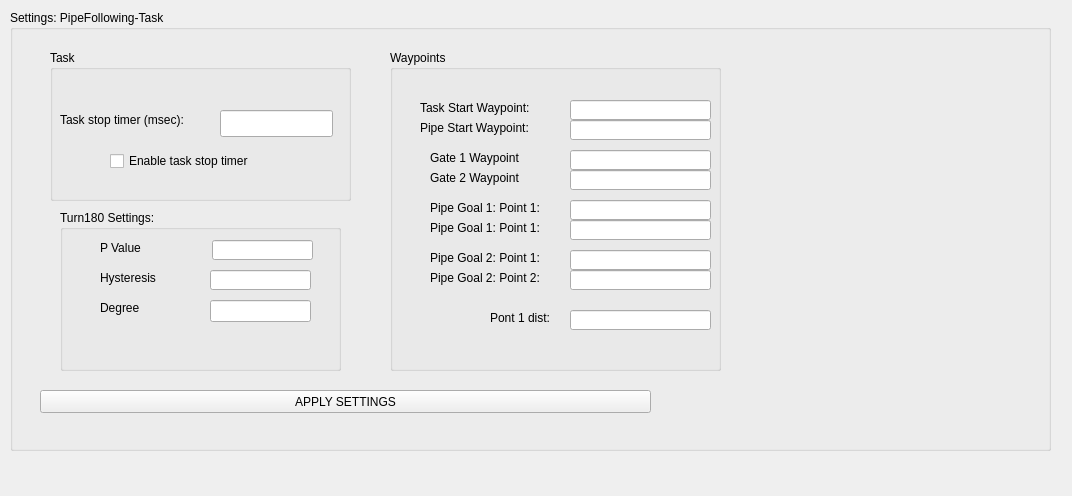
iti-luebeck/HANSE2011, file Hanse/TaskPipeFollowing/taskpipefollowingform.ui: the form before one commit.
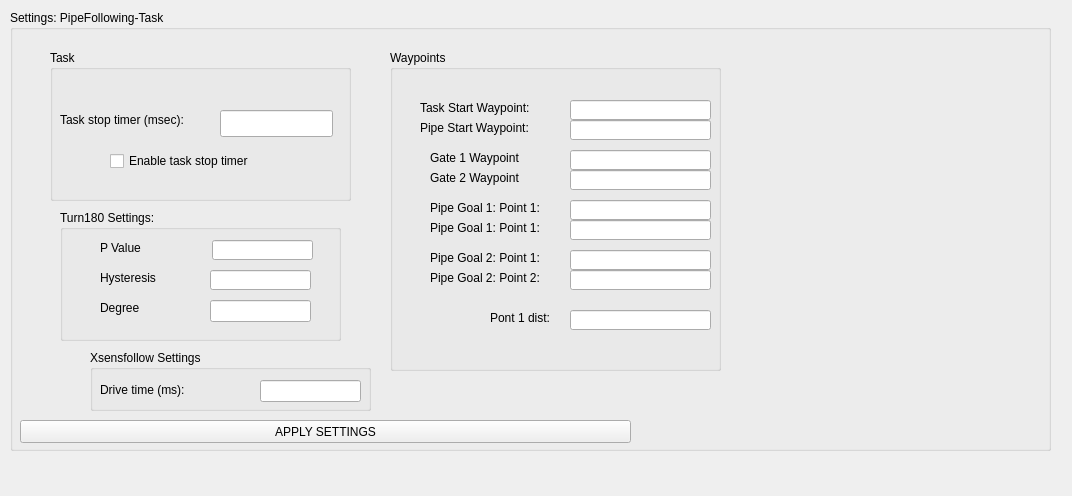
The form after the commit.

Commit message: TaskPipefollowing with Xsensfollowing

Patch:
```diff
--- a/Hanse/TaskPipeFollowing/taskpipefollowingform.ui
+++ b/Hanse/TaskPipeFollowing/taskpipefollowingform.ui
@@ -28,8 +28,8 @@
    <widget class="QPushButton" name="applyButton">
     <property name="geometry">
      <rect>
-      <x>30</x>
-      <y>380</y>
+      <x>10</x>
+      <y>410</y>
       <width>611</width>
       <height>23</height>
      </rect>
@@ -44,7 +44,7 @@
       <x>50</x>
       <y>200</y>
       <width>281</width>
-      <height>161</height>
+      <height>131</height>
      </rect>
     </property>
     <property name="title">
@@ -401,6 +401,42 @@
      </property>
     </widget>
    </widget>
+   <widget class="QGroupBox" name="groupBox_5">
+    <property name="geometry">
+     <rect>
+      <x>80</x>
+      <y>340</y>
+      <width>281</width>
+      <height>61</height>
+     </rect>
+    </property>
+    <property name="title">
+     <string>Xsensfollow Settings</string>
+    </property>
+    <widget class="QLineEdit" name="xdrive">
+     <property name="geometry">
+      <rect>
+       <x>170</x>
+       <y>30</y>
+       <width>101</width>
+       <height>22</height>
+      </rect>
+     </property>
+    </widget>
+    <widget class="QLabel" name="label_16">
+     <property name="geometry">
+      <rect>
+       <x>10</x>
+       <y>30</y>
+       <width>151</width>
+       <height>20</height>
+      </rect>
+     </property>
+     <property name="text">
+      <string>Drive time (ms):</string>
+     </property>
+    </widget>
+   </widget>
   </widget>
  </widget>
  <resources/>
```
The commit also changes 2 other files.
